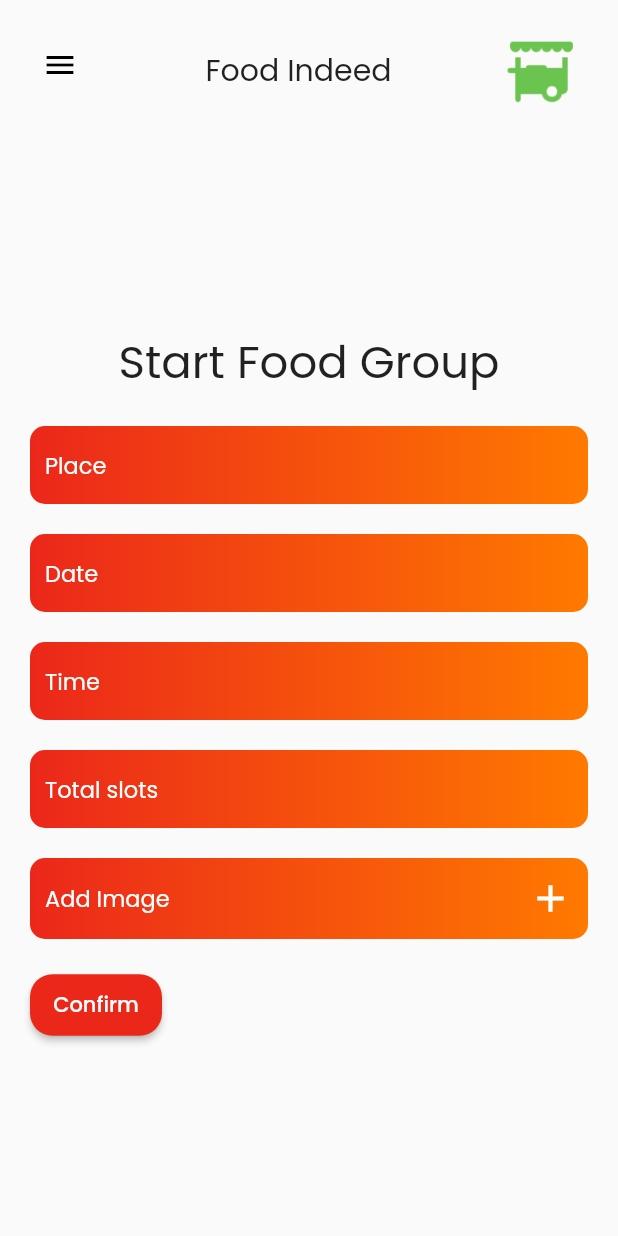
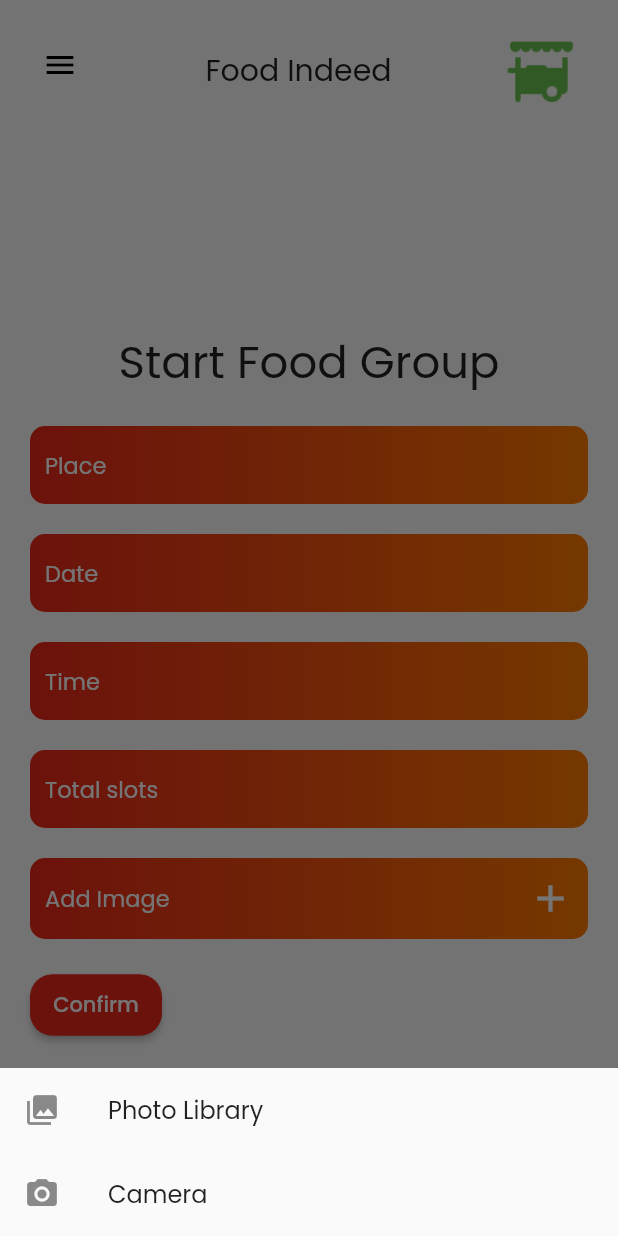
Before and after one commit to aakzsh/food-indeed, a Flutter app: the NewGroup screen opened directly, after a tap on "Add Image", on a phone screen of 412 x 824 dp. Run offline on Flutter 3.47's test engine with Material 2 defaults, Android fonts, the light colour scheme and no system bars; our stand-ins replace cloud_firestore, firebase_auth, firebase_core, google_fonts, image_picker; missing offline and left inert: image_picker_platform_interface; accounts and stored records are empty.

Commit message:
add image functionality

```diff
--- a/lib/newGroup.dart
+++ b/lib/newGroup.dart
@@ -3,6 +3,8 @@ import 'package:foodindeed/home.dart';
 import 'package:google_fonts/google_fonts.dart';
 import 'package:firebase_auth/firebase_auth.dart';
 import 'package:cloud_firestore/cloud_firestore.dart';
+import 'package:image_picker/image_picker.dart';
+import 'package:image_picker_platform_interface/image_picker_platform_interface.dart';
 
 class NewGroup extends StatefulWidget {
   @override
@@ -11,11 +13,61 @@ class NewGroup extends StatefulWidget {
 
 class _NewGroupState extends State<NewGroup> {
   String place, date, time, total_slots;
+  XFile _image;
+  final ImagePicker _picker = ImagePicker();
   Widget drawer() {
     return Drawer();
   }
 
   @override
+  _imgFromCamera() async {
+    XFile image =
+        await _picker.pickImage(source: ImageSource.camera, imageQuality: 50);
+
+    setState(() {
+      _image = image;
+    });
+  }
+
+  _imgFromGallery() async {
+    XFile image =
+        await _picker.pickImage(source: ImageSource.gallery, imageQuality: 50);
+
+    setState(() {
+      _image = image;
+    });
+  }
+
+  void _showPicker(context) {
+    showModalBottomSheet(
+        context: context,
+        builder: (BuildContext bc) {
+          return SafeArea(
+            child: Container(
+              child: new Wrap(
+                children: <Widget>[
+                  new ListTile(
+                      leading: new Icon(Icons.photo_library),
+                      title: new Text('Photo Library'),
+                      onTap: () {
+                        _imgFromGallery();
+                        Navigator.of(context).pop();
+                      }),
+                  new ListTile(
+                    leading: new Icon(Icons.photo_camera),
+                    title: new Text('Camera'),
+                    onTap: () {
+                      _imgFromCamera();
+                      Navigator.of(context).pop();
+                    },
+                  ),
+                ],
+              ),
+            ),
+          );
+        });
+  }
+
   Widget build(BuildContext context) {
     return Scaffold(
       body: Container(
@@ -202,7 +254,9 @@ class _NewGroupState extends State<NewGroup> {
                           child: Padding(
                             padding: EdgeInsets.fromLTRB(10, 2, 10, 2),
                             child: InkWell(
-                              onTap: () {},
+                              onTap: () {
+                                _showPicker(context);
+                              },
                               child: Padding(
                                 padding:
                                     const EdgeInsets.symmetric(vertical: 10),
--- a/pubspec.yaml
+++ b/pubspec.yaml
@@ -32,6 +32,7 @@ dependencies:
   firebase_core:
   cloud_firestore:
   google_fonts:
+  image_picker: ^0.8.3+3
 dev_dependencies:
   flutter_test:
     sdk: flutter
```
Also changed, not shown: pubspec.lock.
